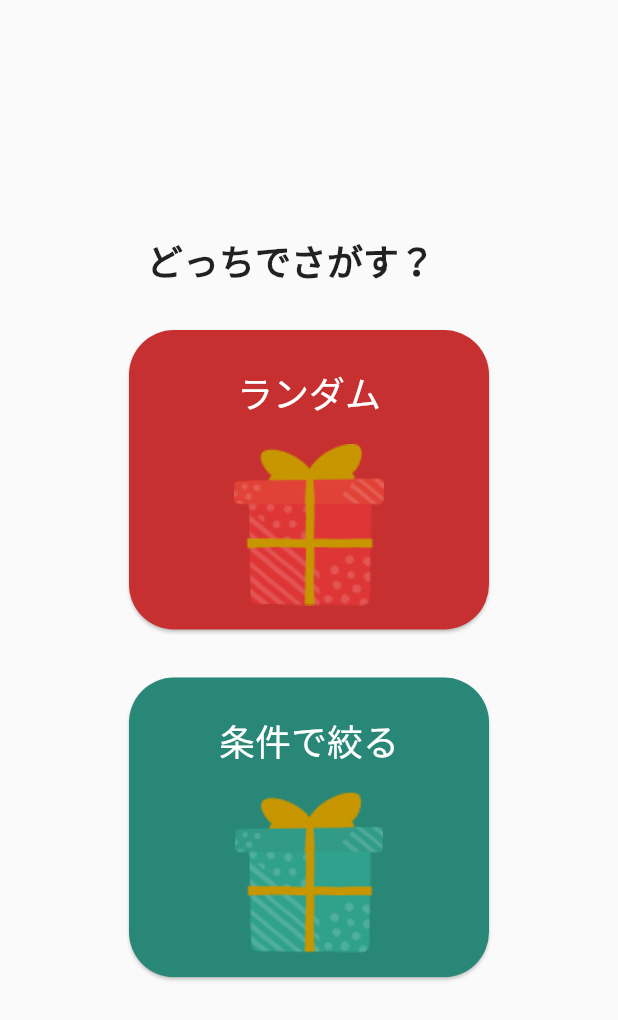
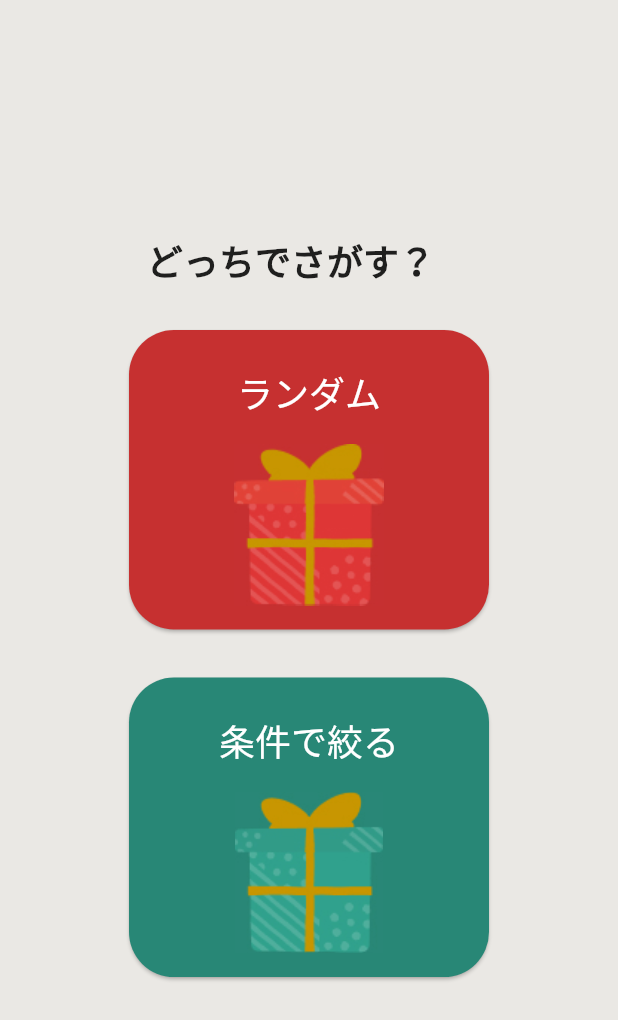
Before and after one commit to flutteruniv/recommender, a Flutter app: the SelectPage screen opened directly, on a phone screen of 412 x 824 dp. Shown: the top 1020 px of the screen. Run offline on Flutter 3.47's test engine with Material 2 defaults, Android fonts, the phone set to English and light mode, and no system bars; our stand-ins replace cloud_firestore, firebase_core, hexcolor; accounts and stored records are empty; Roboto replaces fonts that are missing (Koruri).

Commit message:
chore: flutter pub add hexcolor

```diff
--- a/lib/main.dart
+++ b/lib/main.dart
@@ -2,8 +2,6 @@ import 'package:firebase_core/firebase_core.dart';
 import 'package:flutter/material.dart';
 import 'package:recommender_app/firebase_options.dart';
 import 'package:recommender_app/pages/launch_page.dart';
-
-import 'pages/select_page.dart';
 
 Future<void> main() async {
   WidgetsFlutterBinding.ensureInitialized();
@@ -19,7 +17,6 @@ class MyApp extends StatelessWidget {
     return MaterialApp(
       title: 'Flutter Demo',
       theme: ThemeData(
-        primarySwatch: Colors.blue,
         fontFamily: 'Koruri',
       ),
       home: const LaunchPage(),
--- a/lib/pages/random/result_page.dart
+++ b/lib/pages/random/result_page.dart
@@ -2,6 +2,8 @@ import 'dart:math';
 
 import 'package:flutter/material.dart';
 import 'package:url_launcher/url_launcher.dart';
+import 'package:hexcolor/hexcolor.dart';
+
 import '../../model/item.dart';
 import '../custom_page_route.dart';
 import 'animation/short_flip.dart';
@@ -182,15 +184,3 @@ class ResultPage extends StatelessWidget {
   }
 
 }
-
-class HexColor extends Color {
-  static int _getColorFromHex(String hexColor) {
-    hexColor = hexColor.toUpperCase().replaceAll('#', '');
-    if (hexColor.length == 6) {
-      hexColor = 'FF$hexColor';
-    }
-    return int.parse(hexColor, radix: 16);
-  }
-
-  HexColor(final String hexColor) : super(_getColorFromHex(hexColor));
-}
--- a/lib/pages/select_page.dart
+++ b/lib/pages/select_page.dart
@@ -3,6 +3,7 @@ import 'dart:math';
 import 'package:cloud_firestore/cloud_firestore.dart';
 import 'package:flutter/gestures.dart';
 import 'package:flutter/material.dart';
+import 'package:hexcolor/hexcolor.dart';
 import 'package:recommender_app/model/item.dart';
 
 import 'custom_page_route.dart';
@@ -33,6 +34,7 @@ class _SelectPageState extends State<SelectPage> {
   @override
   Widget build(BuildContext context) {
     return Scaffold(
+      backgroundColor: HexColor('EAE8E4'),
       body: Center(
         child: Column(
           children: [
@@ -167,15 +169,3 @@ class _SelectPageState extends State<SelectPage> {
     return item;
   }
 }
-
-class HexColor extends Color {
-  static int _getColorFromHex(String hexColor) {
-    hexColor = hexColor.toUpperCase().replaceAll('#', '');
-    if (hexColor.length == 6) {
-      hexColor = 'FF$hexColor';
-    }
-    return int.parse(hexColor, radix: 16);
-  }
-
-  HexColor(final String hexColor) : super(_getColorFromHex(hexColor));
-}
--- a/pubspec.yaml
+++ b/pubspec.yaml
@@ -16,6 +16,7 @@ dependencies:
   firebase_storage: ^11.0.5
   url_launcher: ^6.1.7
   cached_network_image: ^3.2.3
+  hexcolor: ^3.0.1
 
 dev_dependencies:
   flutter_test:
```
Also changed, not shown: pubspec.lock, 1 other file.
